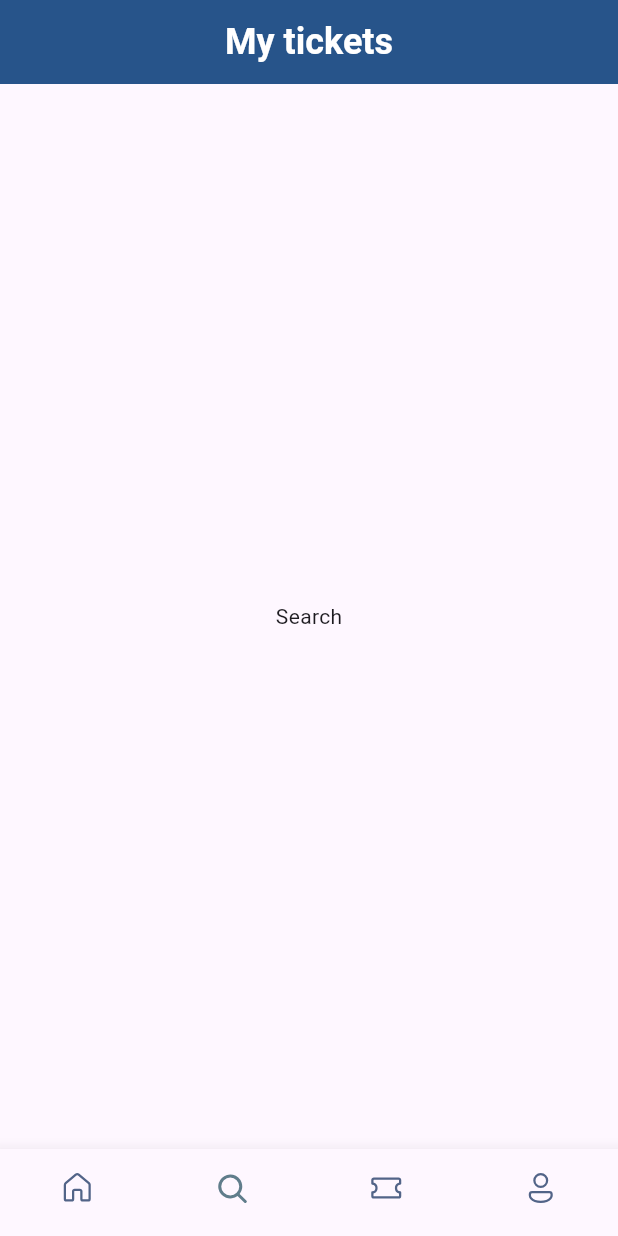
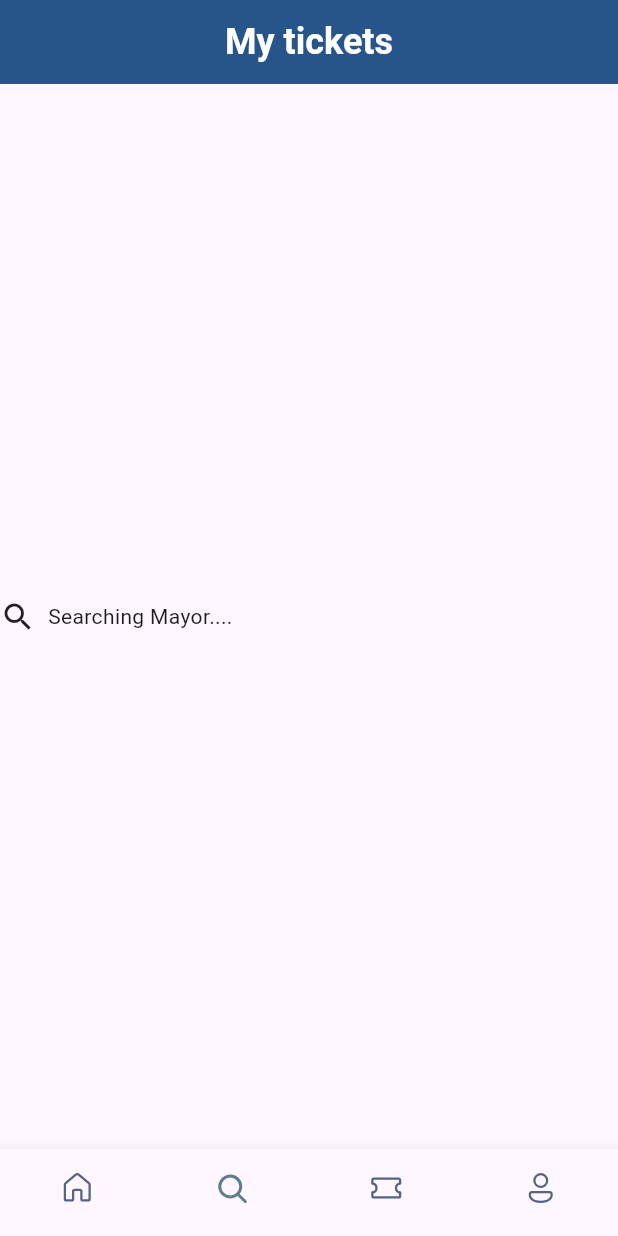
Before and after one commit to mayor167/BookFlightTickets, a Flutter app: the screen it shows after launch, item 2 of the bottom bar chosen, on a phone screen of 412 x 824 dp. Run offline on Flutter 3.47's test engine with Material 3 defaults, Android fonts, the phone set to English and light mode, and no system bars; our stand-ins replace fluentui_icons.

Commit message:
Added profile and search screen with their respective features

```diff
--- a/lib/screens/bottom_bar.dart
+++ b/lib/screens/bottom_bar.dart
@@ -1,4 +1,6 @@
 import 'package:booktickets/screens/home_screen.dart';
+import 'package:booktickets/screens/profile_screen.dart';
+import 'package:booktickets/screens/search_screen.dart';
 import 'package:fluentui_icons/fluentui_icons.dart';
 import 'package:flutter/material.dart';
 
@@ -14,9 +16,11 @@ class _BottomBarState extends State<BottomBar> {
   static final List<Widget>_widgetOptions = <Widget>[
           HomeScreen(),
           // const Text("Home"),
-          const Text("Search"),
+          // const Text("Search"),
+          SearchScreen(),
           const Text("Tickets"),
-          const Text("Profile"),
+           ProfileScreen(),
+          // const Text("Profile"),
   ];
   void _onItemTapped(int index){
       setState(() {
--- /dev/null
+++ b/lib/screens/search_screen.dart
@@ -0,0 +1,20 @@
+import 'package:flutter/material.dart';
+
+class SearchScreen extends StatelessWidget {
+  const SearchScreen({super.key});
+
+  @override
+  Widget build(BuildContext context) {
+    return Scaffold(
+       body: Center(
+         child: Row(
+               children: [
+                Icon(Icons.search),
+               SizedBox(width: 8),
+             Text('Searching Mayor....'),
+                        ],
+         ),
+       ),
+    );
+  }
+}
```
Also changed, not shown: lib/screens/profile_screen.dart (added, +25 -0 lines).
